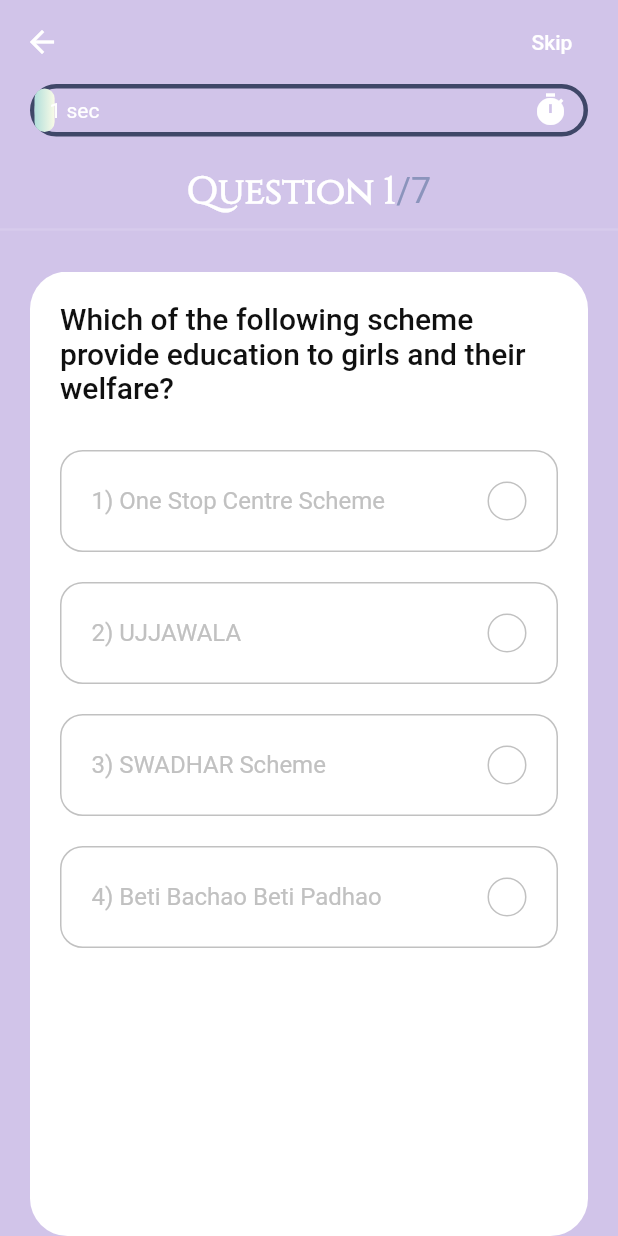
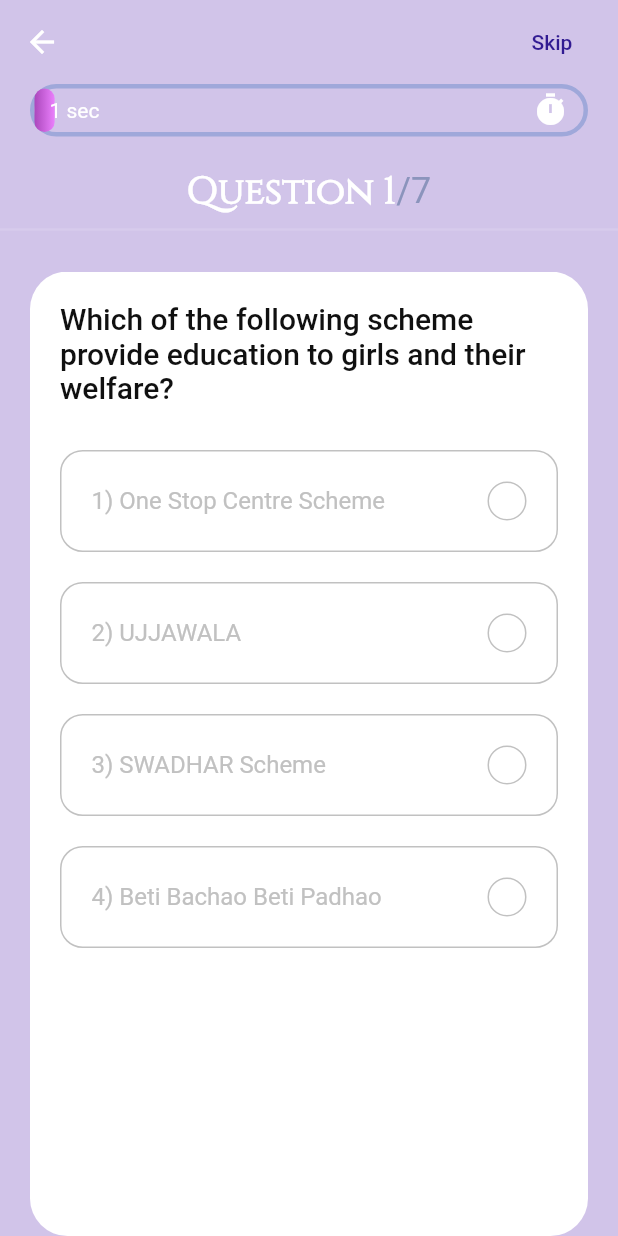
Before and after one commit to mrcodefrost/A7_Elementalists, a Flutter app: the screen it shows after launch, after a tap on "START QUIZ", on a phone screen of 412 x 824 dp. Run offline on Flutter 3.47's test engine with Material 2 defaults, Android fonts, the phone set to English and light mode, and no system bars; our stand-ins replace get.

Commit message:
UI changed to purple from green

```diff
--- a/lib/const.dart
+++ b/lib/const.dart
@@ -9,7 +9,7 @@ const kGrayColor = Color(0xFFC1C1C1);
 const kBlackColor = Color(0xFF101010);
 
 const kPrimaryGradient = LinearGradient(
-  colors: [Color(0xFFB2DFDB), Color(0xFFF9FBE7)],
+  colors: [Color(0xFFAB47BC), Color(0xFFEA80FC)],
   begin: Alignment.centerLeft,
   end: Alignment.centerRight,
 );
--- a/lib/screens/parts/time_bar.dart
+++ b/lib/screens/parts/time_bar.dart
@@ -14,7 +14,7 @@ class TimeBar extends StatelessWidget {
       width: double.infinity,
       height: 35,
       decoration: BoxDecoration(
-        border: Border.all(color: Color(0xFF3F4768), width: 3),
+        border: Border.all(color: Color(0xFF9FA8DA), width: 3),
         borderRadius: BorderRadius.circular(50),
       ),
       child: GetBuilder<QuestionControl>(
--- a/lib/screens/quiz.dart
+++ b/lib/screens/quiz.dart
@@ -16,7 +16,16 @@ class QuizScreen extends StatelessWidget {
         actions: [
           FlatButton(
             onPressed: _control.nextQuestion,
-            child: Text("Skip"),
+            splashColor: Colors.deepPurple,
+            shape: RoundedRectangleBorder(
+                borderRadius: BorderRadius.circular(18.0),
+                side: BorderSide(color: Colors.transparent)),
+            child: Text(
+              "Skip",
+              style: TextStyle(
+                color: Colors.deepPurple[900],
+              ),
+            ),
           )
         ],
       ),
--- a/lib/screens/welcome.dart
+++ b/lib/screens/welcome.dart
@@ -19,7 +19,11 @@ class WelcomeScreen extends StatelessWidget {
                 begin: Alignment.topLeft,
                 end: Alignment.bottomRight,
                 stops: [0.09, 0.4, 5],
-                colors: [Colors.greenAccent, Colors.white, Colors.greenAccent],
+                colors: [
+                  Colors.deepPurple.shade100,
+                  Colors.white,
+                  Colors.white
+                ],
               ),
             ),
           ),
@@ -97,7 +101,7 @@ class WelcomeScreen extends StatelessWidget {
                         fontFamily: 'Fredericka the Great',
                         fontSize: 40.0,
                         // fontWeight: FontWeight.w500,
-                        color: Colors.green.shade700,
+                        color: Colors.white,
                       ),
                     ),
                   ),
```
Also changed, not shown: lib/screens/score.dart (+10 -4 lines).
